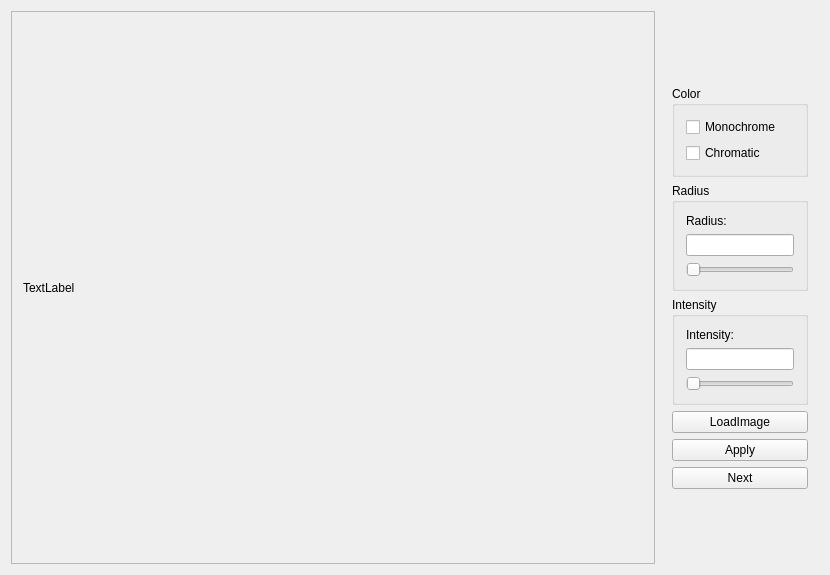
Before: the Qt Designer form widget.ui in HO-COOH/CS4650-Project, drawn with Qt 5.
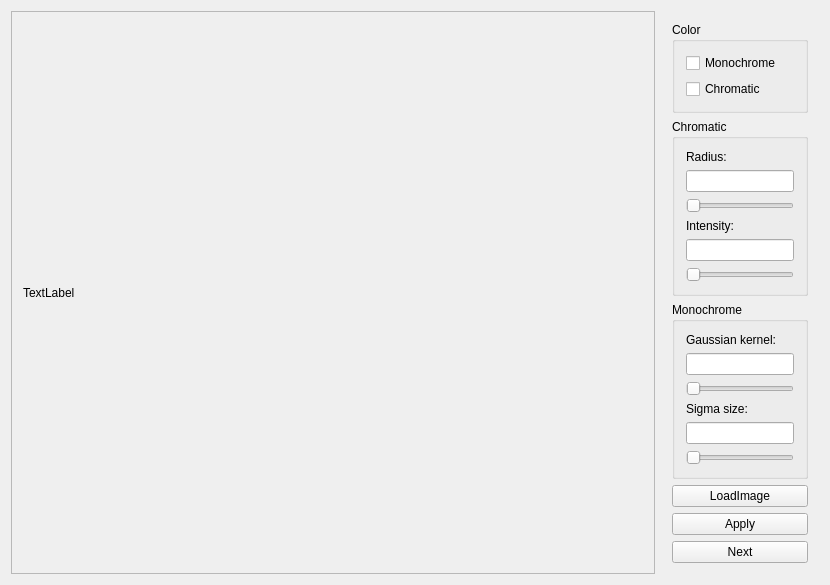
After: the same form once the commit is applied.

```diff
--- a/widget.ui
+++ b/widget.ui
@@ -74,7 +74,7 @@
       <item>
        <widget class="QGroupBox" name="groupBox">
         <property name="title">
-         <string>Radius</string>
+         <string>Chromatic</string>
         </property>
         <layout class="QVBoxLayout" name="verticalLayout_2">
          <item>
@@ -94,27 +94,61 @@
            </property>
           </widget>
          </item>
+         <item>
+          <widget class="QLabel" name="label_2">
+           <property name="text">
+            <string>Intensity:</string>
+           </property>
+          </widget>
+         </item>
+         <item>
+          <widget class="QLineEdit" name="intensityText"/>
+         </item>
+         <item>
+          <widget class="QSlider" name="intensitySlider">
+           <property name="orientation">
+            <enum>Qt::Horizontal</enum>
+           </property>
+          </widget>
+         </item>
         </layout>
        </widget>
       </item>
       <item>
        <widget class="QGroupBox" name="groupBox_2">
         <property name="title">
-         <string>Intensity</string>
+         <string>Monochrome</string>
         </property>
         <layout class="QVBoxLayout" name="verticalLayout_3">
          <item>
-          <widget class="QLabel" name="label_2">
+          <widget class="QLabel" name="label_3">
            <property name="text">
-            <string>Intensity:</string>
+            <string>Gaussian kernel:</string>
            </property>
           </widget>
          </item>
          <item>
-          <widget class="QLineEdit" name="intensityText"/>
+          <widget class="QLineEdit" name="lineEdit"/>
          </item>
          <item>
-          <widget class="QSlider" name="intensitySlider">
+          <widget class="QSlider" name="horizontalSlider">
+           <property name="orientation">
+            <enum>Qt::Horizontal</enum>
+           </property>
+          </widget>
+         </item>
+         <item>
+          <widget class="QLabel" name="label_4">
+           <property name="text">
+            <string>Sigma size:</string>
+           </property>
+          </widget>
+         </item>
+         <item>
+          <widget class="QLineEdit" name="lineEdit_2"/>
+         </item>
+         <item>
+          <widget class="QSlider" name="horizontalSlider_2">
            <property name="orientation">
             <enum>Qt::Horizontal</enum>
            </property>
```
